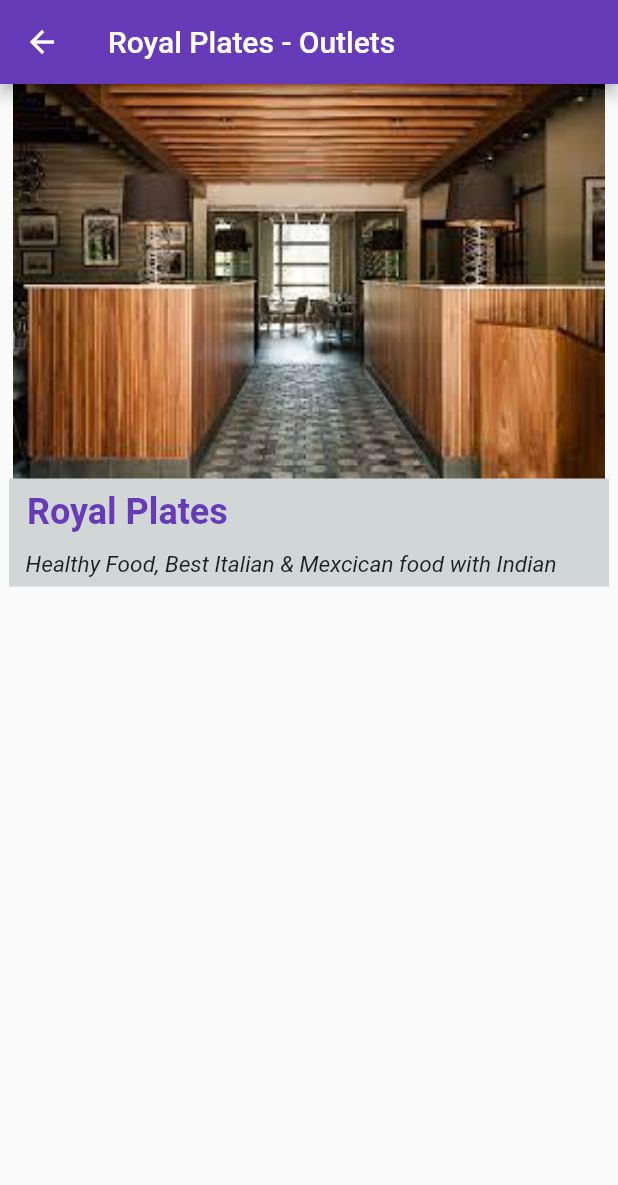
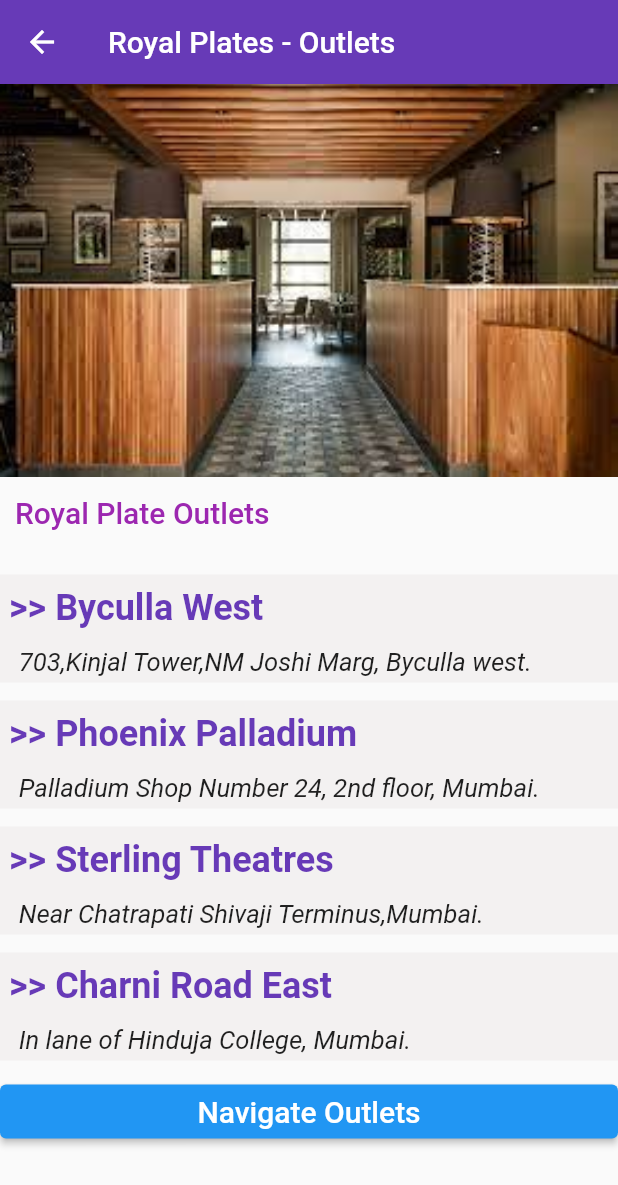
Before and after one commit to LAKSH3002/Food_Company_App, a Flutter app: the Outlets screen opened directly, on a phone screen of 412 x 824 dp. Shown: the top 1185 px of the screen. Run offline on Flutter 3.47's test engine with Material 2 defaults, Android fonts, the phone set to English and light mode, and no system bars; our stand-ins replace animated_splash_screen; missing offline and left inert: dialog_flowtter.

```diff
--- a/royal_plate/lib/Outlets.dart
+++ b/royal_plate/lib/Outlets.dart
@@ -20,18 +20,24 @@ class _OutletsState extends State<Outlets> {
       ),
 
       body: Center(
-        child: Column
+        child: ListView
         (
           children: [
 
             // children 1
             SizedBox(
-            height: 263,
+            height: 262,
             child: Image.asset("images/entry.jpeg",fit: BoxFit.cover,)),
 
-            // children 2
+            SizedBox(height: 12,),
+
+            Text("  Royal Plate Outlets",style: TextStyle(fontSize: 20,color: Colors.purple,fontWeight: FontWeight.w500),),
+
+            SizedBox(height: 30,),
+
+            // children 3
             Container(
-              color: Color.fromARGB(255, 209, 215, 215),
+              color: Color.fromARGB(210, 241, 239, 239),
               width: 400,
               height: 72,
               child: Column(
@@ -39,18 +45,90 @@ class _OutletsState extends State<Outlets> {
                 mainAxisAlignment: MainAxisAlignment.start,
                 children: const [
                   SizedBox(height: 8,),
-                  Text("  Royal Plates",
+                  Text(" >> Byculla West",
                   style: TextStyle(fontWeight: FontWeight.w600,fontSize: 24,color: Colors.deepPurple),),
 
                   SizedBox(height: 12,),
-                  Text("   Healthy Food, Best Italian & Mexcican food with Indian",
-                  style: TextStyle(fontSize: 15,fontStyle: FontStyle.italic),),
+                  Text("   703,Kinjal Tower,NM Joshi Marg, Byculla west.",
+                  style: TextStyle(fontSize: 17,fontStyle: FontStyle.italic),),
                 ],
               ),
             ),
 
-            // children 3
+            SizedBox(height: 12,),
 
+            // Children 4
+            Container(
+              color: Color.fromARGB(210, 241, 239, 239),
+              width: 400,
+              height: 72,
+              child: Column(
+                crossAxisAlignment: CrossAxisAlignment.start,
+                mainAxisAlignment: MainAxisAlignment.start,
+                children: const [
+                  SizedBox(height: 8,),
+                  Text(" >> Phoenix Palladium",
+                  style: TextStyle(fontWeight: FontWeight.w600,fontSize: 24,color: Colors.deepPurple),),
+
+                  SizedBox(height: 12,),
+                  Text("   Palladium Shop Number 24, 2nd floor, Mumbai.",
+                  style: TextStyle(fontSize: 17,fontStyle: FontStyle.italic),),
+                ],
+              ),
+            ),
+
+            SizedBox(height: 12,),
+
+            // children 5
+            Container(
+              color: Color.fromARGB(210, 241, 239, 239),
+              width: 400,
+              height: 72,
+              child: Column(
+                crossAxisAlignment: CrossAxisAlignment.start,
+                mainAxisAlignment: MainAxisAlignment.start,
+                children: const [
+                  SizedBox(height: 8,),
+                  Text(" >> Sterling Theatres",
+                  style: TextStyle(fontWeight: FontWeight.w600,fontSize: 24,color: Colors.deepPurple),),
+
+                  SizedBox(height: 12,),
+                  Text("   Near Chatrapati Shivaji Terminus,Mumbai.",
+                  style: TextStyle(fontSize: 17,fontStyle: FontStyle.italic),),
+                ],
+              ),
+            ),
+
+            SizedBox(height: 12,),
+
+            // Children 6
+            Container(
+              color: Color.fromARGB(210, 241, 239, 239),
+              width: 400,
+              height: 72,
+              child: Column(
+                crossAxisAlignment: CrossAxisAlignment.start,
+                mainAxisAlignment: MainAxisAlignment.start,
+                children: const [
+                  SizedBox(height: 8,),
+                  Text(" >> Charni Road East",
+                  style: TextStyle(fontWeight: FontWeight.w600,fontSize: 24,color: Colors.deepPurple),),
+
+                  SizedBox(height: 12,),
+                  Text("   In lane of Hinduja College, Mumbai.",
+                  style: TextStyle(fontSize: 17,fontStyle: FontStyle.italic),),
+                ],
+              ),
+            ),
+
+            SizedBox(height: 10,),
+
+
+            ElevatedButton(
+            onPressed: (){
+
+            },
+            child: Text("Navigate Outlets",style: TextStyle(fontSize: 20),))
           ],
         ),
       ),
--- /dev/null
+++ b/royal_plate/lib/Settings.dart
@@ -0,0 +1,18 @@
+import 'package:flutter/src/widgets/framework.dart';
+import 'package:flutter/src/widgets/placeholder.dart';
+
+class Settings extends StatefulWidget
+{
+  const Settings({super.key});
+
+  @override
+  State<Settings> createState() => _SettingsState();
+}
+
+class _SettingsState extends State<Settings>
+{
+  @override
+  Widget build(BuildContext context) {
+    return const Placeholder();
+  }
+}
--- a/royal_plate/lib/main.dart
+++ b/royal_plate/lib/main.dart
@@ -1,5 +1,8 @@
 import 'package:royal_plate/Chatbot/chatbot.dart';
 import 'package:royal_plate/HomeScreen.dart';
+import 'package:royal_plate/Maps.dart';
+import 'package:royal_plate/Outlets.dart';
+import 'package:royal_plate/Settings.dart';
 import 'package:royal_plate/Splash_Screen1.dart';
 import 'package:flutter/material.dart';
 
```
Also changed, not shown: royal_plate/assets/dialog_flow_auth.json (added, +13 -0 lines), royal_plate/lib/Maps.dart (added), 1 other file.
